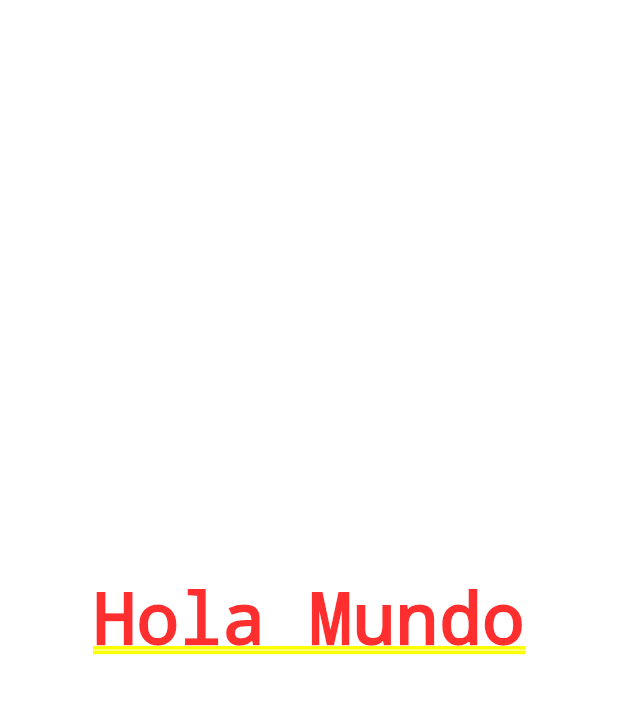
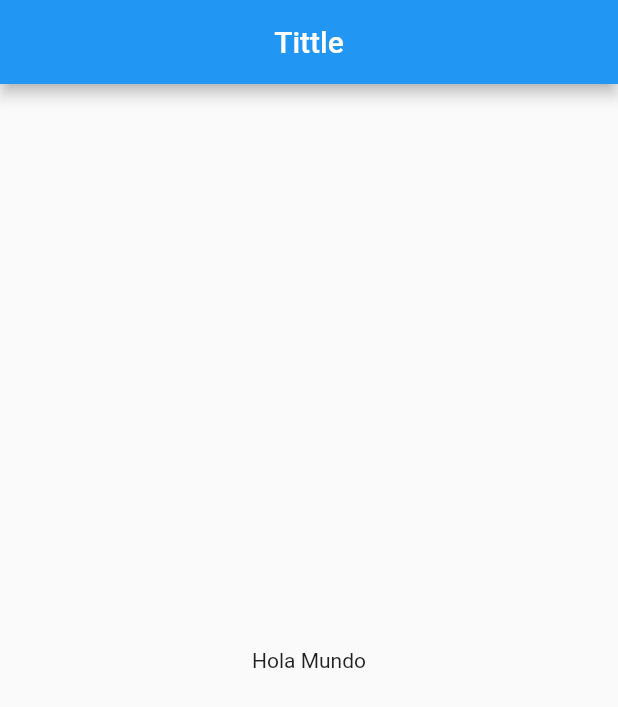
Before and after one commit to PaxAuz15/flutter_samples, a Flutter app: the screen it shows after launch, on a phone screen of 412 x 824 dp. Shown: the top 707 px of the screen. Run offline on Flutter 3.47's test engine with Material 2 defaults, Android fonts, the phone set to English and light mode, and no system bars.

Commit message:
feat: create home page with scaffold widget

```diff
--- a/counter_app/lib/src/app.dart
+++ b/counter_app/lib/src/app.dart
@@ -1,12 +1,15 @@
 import 'package:flutter/material.dart';
+
+import 'package:counter_app/src/pages/home_page.dart';
+
 
 class MyApp extends StatelessWidget{
 
   @override
   Widget build(context){
-    return const MaterialApp(
-      home: Center(child: Text("Hola Mundo",textAlign: TextAlign.center,
-      ),
+    return MaterialApp(
+      home: Center(
+        child: HomePage(),
       )
     );
   }
--- /dev/null
+++ b/counter_app/lib/src/pages/home_page.dart
@@ -0,0 +1,22 @@
+import 'package:flutter/material.dart';
+
+class HomePage extends StatelessWidget{
+  @override
+  Widget build(BuildContext context) {
+
+    return Scaffold(
+      appBar: AppBar(
+        title: const Text(
+          "Tittle",
+        ),
+        centerTitle: true,
+      ),
+      body: const Center(
+        child: Text(
+          "Hola Mundo"
+        ),
+      ),
+    );
+    // throw UnimplementedError();
+  }
+}
```
